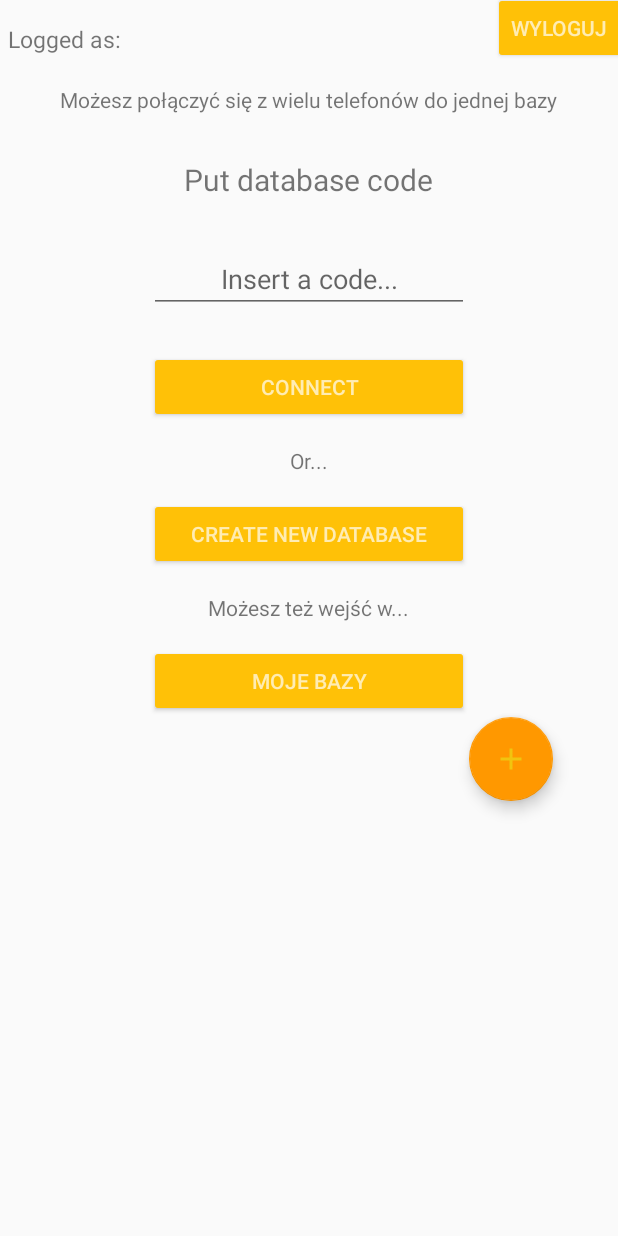
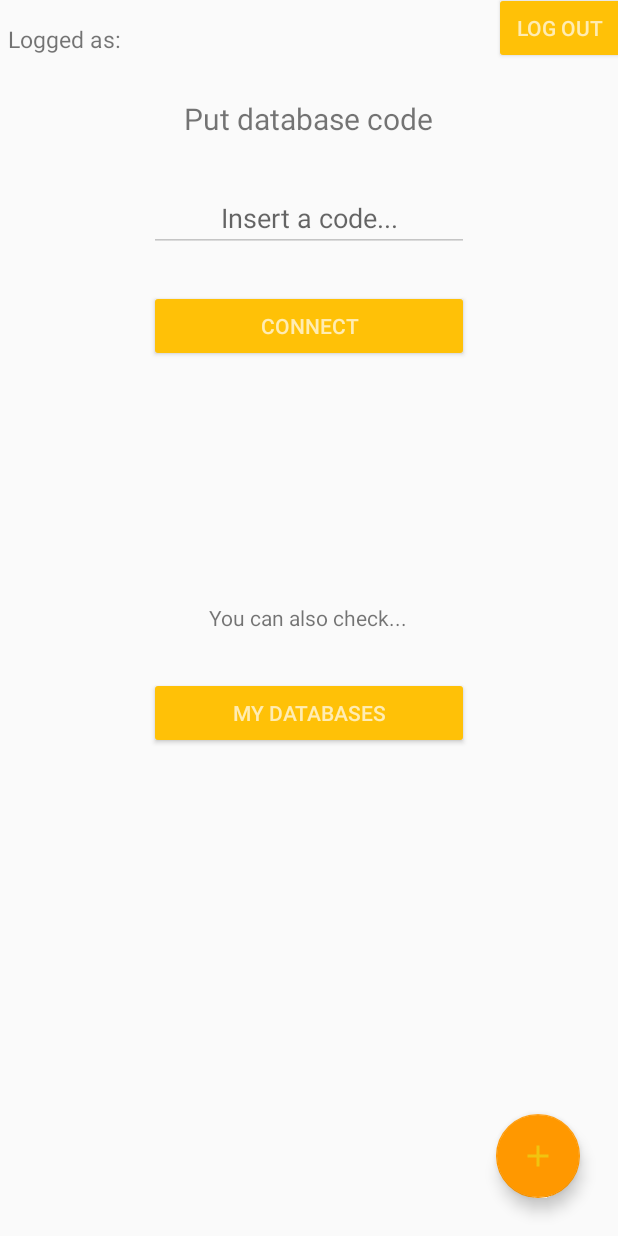
Before and after one commit to kroQ/TicketScannerAndroid, an Android app: the layout activity_choose_database.xml on its own in the app's theme, with its tools: preview values and no code run, on a phone screen of 412 x 824 dp. Run offline under Robolectric (Android 15) with nearby library versions, the phone set to English and light mode, and no system bars.

Commit message:
Add create new base activity

```diff
--- a/app/src/main/java/com/krok/ticketscanner/HeadquartersActivity.java
+++ b/app/src/main/java/com/krok/ticketscanner/HeadquartersActivity.java
@@ -15,7 +15,7 @@ import org.json.JSONObject;
 
 import static android.text.TextUtils.isEmpty;
 
-class HeadquartersActivity extends Activity {
+public class HeadquartersActivity extends Activity {
 
     private Button btConnect;
     private EditText etCode;
@@ -41,7 +41,7 @@ class HeadquartersActivity extends Activity {
 
         try {
             JSONObject jo = new JSONObject(getJsonUser(context));
-            tvLoggedAs.setText("Zalogowany jako: " + jo.optString("scn_name") + " "
+            tvLoggedAs.setText(tvLoggedAs.getText().toString() + jo.optString("scn_name") + " "
                     + jo.optString("scn_surname"));
         } catch (JSONException e) {
             e.printStackTrace();
--- a/app/src/main/java/com/krok/ticketscanner/LoginActivity.java
+++ b/app/src/main/java/com/krok/ticketscanner/LoginActivity.java
@@ -266,7 +266,7 @@ public class LoginActivity extends AppCompatActivity {
 
             if (success != null && success.getId() > 0) {
                 context = getApplicationContext();
-                Intent intent = new Intent(context, RegisterActivity.class);
+                Intent intent = new Intent(context, HeadquartersActivity.class);
                 startActivity(intent);
             } else if (success != null ){
                 //finish();
--- a/app/src/main/res/layout/activity_choose_database.xml
+++ b/app/src/main/res/layout/activity_choose_database.xml
@@ -1,8 +1,8 @@
 <?xml version="1.0" encoding="utf-8"?>
 <RelativeLayout xmlns:android="http://schemas.android.com/apk/res/android"
+    xmlns:app="http://schemas.android.com/apk/res-auto"
     android:layout_width="match_parent"
     android:layout_height="match_parent"
-    xmlns:app="http://schemas.android.com/apk/res-auto"
     android:descendantFocusability="beforeDescendants"
     android:focusableInTouchMode="true">
 
@@ -13,37 +13,27 @@
         android:layout_marginLeft="5dp"
         android:layout_marginTop="15dp"
         android:text="@string/logged_as"
-
         android:textSize="15sp" />
 
     <Button
         android:id="@+id/bt_log_out"
-        android:theme="@style/AppTheme.Button"
         android:layout_width="wrap_content"
         android:layout_height="wrap_content"
         android:layout_alignParentRight="true"
         android:layout_marginRight="-5dp"
         android:layout_marginTop="-5dp"
         android:onClick="onClickBtLogOut"
-        android:text="@string/wyloguj" />
+        android:text="@string/log_out"
+        android:theme="@style/AppTheme.Button" />
 
-    <TextView
-        android:id="@+id/you_may_connect"
-        android:layout_width="wrap_content"
-        android:layout_height="wrap_content"
-        android:layout_below="@+id/tv_logged_as"
-        android:layout_centerHorizontal="true"
-        android:layout_marginTop="20dp"
-        android:text="@string/mo_esz_po_czy_si_z_wielu_telefon_w_do_jednej_bazy"
-        android:textAlignment="center" />
 
     <TextView
         android:id="@+id/put_base_code"
         android:layout_width="wrap_content"
         android:layout_height="wrap_content"
-        android:layout_below="@id/you_may_connect"
+        android:layout_alignParentTop="true"
         android:layout_centerHorizontal="true"
-        android:layout_marginTop="30dp"
+        android:layout_marginTop="65dp"
         android:text="@string/put_db_code"
         android:textSize="20sp" />
 
@@ -58,7 +48,8 @@
         android:gravity="center"
         android:hint="@string/put_code"
         android:inputType="textCapCharacters|textPersonName"
-        android:textAlignment="center" />
+        android:textAlignment="center"
+        android:theme="@style/Theme.App.Base" />
 
     <Button
         android:id="@+id/bt_connect_db"
@@ -67,68 +58,45 @@
         android:layout_alignEnd="@+id/et_database_code"
         android:layout_alignLeft="@+id/et_database_code"
         android:layout_alignRight="@+id/et_database_code"
-        android:theme="@style/AppTheme.Button"
         android:layout_alignStart="@+id/et_database_code"
         android:layout_below="@+id/et_database_code"
         android:layout_marginTop="25dp"
-        android:text="@string/connect" />
+        android:text="@string/connect"
+        android:theme="@style/AppTheme.Button" />
 
-    <TextView
-        android:id="@+id/tv_or"
-        android:layout_width="wrap_content"
-        android:layout_height="wrap_content"
-        android:layout_below="@+id/bt_connect_db"
-        android:layout_centerHorizontal="true"
-        android:layout_marginTop="15dp"
-        android:text="@string/or" />
-
-    <Button
-        android:id="@+id/bt_create_new_db"
-        android:layout_width="wrap_content"
-        android:layout_height="wrap_content"
-        android:layout_alignEnd="@+id/bt_connect_db"
-        android:layout_alignLeft="@+id/bt_connect_db"
-        android:layout_alignRight="@+id/bt_connect_db"
-        android:theme="@style/AppTheme.Button"
-        android:layout_alignStart="@+id/bt_connect_db"
-        android:layout_below="@+id/tv_or"
-        android:layout_marginTop="15dp"
-        android:onClick="onClickBtCreateNewBD"
-        android:text="@string/create_new_db" />
 
     <TextView
         android:id="@+id/tv_you_can_also"
         android:layout_width="wrap_content"
         android:layout_height="wrap_content"
-        android:layout_below="@+id/bt_create_new_db"
-        android:layout_centerHorizontal="true"
-        android:layout_centerVertical="true"
-        android:layout_marginTop="15dp"
-        android:text="@string/mozesz_tez" />
+        android:layout_centerInParent="true"
+        android:text="@string/you_can_also" />
 
     <Button
         android:id="@+id/bt_my_databases"
         android:layout_width="wrap_content"
         android:layout_height="wrap_content"
-        android:layout_alignEnd="@+id/bt_create_new_db"
-        android:layout_alignLeft="@+id/bt_create_new_db"
-        android:layout_alignRight="@+id/bt_create_new_db"
-        android:layout_alignStart="@+id/bt_create_new_db"
+        android:layout_alignEnd="@+id/et_database_code"
+        android:layout_alignLeft="@+id/et_database_code"
+        android:layout_alignRight="@+id/et_database_code"
+        android:layout_alignStart="@+id/et_database_code"
         android:layout_below="@+id/tv_you_can_also"
-        android:theme="@style/AppTheme.Button"
         android:layout_centerHorizontal="true"
-        android:layout_marginTop="15dp"
+        android:layout_marginTop="30dp"
         android:onClick="onClickBtBazaDanych"
-        android:text="@string/baza_danych" />
+        android:text="@string/databases"
+        android:theme="@style/AppTheme.Button" />
 
     <android.support.design.widget.FloatingActionButton
         android:id="@+id/fab_new_db"
         android:layout_width="wrap_content"
         android:layout_height="wrap_content"
-        app:fabSize="normal"
-        android:layout_below="@+id/bt_my_databases"
+        android:layout_alignParentBottom="true"
+        android:layout_alignParentEnd="true"
         android:layout_gravity="end|bottom"
+        android:layout_marginBottom="25dp"
+        android:layout_marginEnd="25dp"
         android:src="@drawable/new_big"
-        android:layout_toEndOf="@+id/et_database_code" />
+        app:fabSize="normal" />
 
 </RelativeLayout>
```
Also changed, not shown: app/src/main/AndroidManifest.xml (+4 -4 lines), app/src/main/res/layout/activity_create_new_base.xml (added, +139 -0 lines), app/src/main/res/values/strings.xml (+23 -21 lines).
